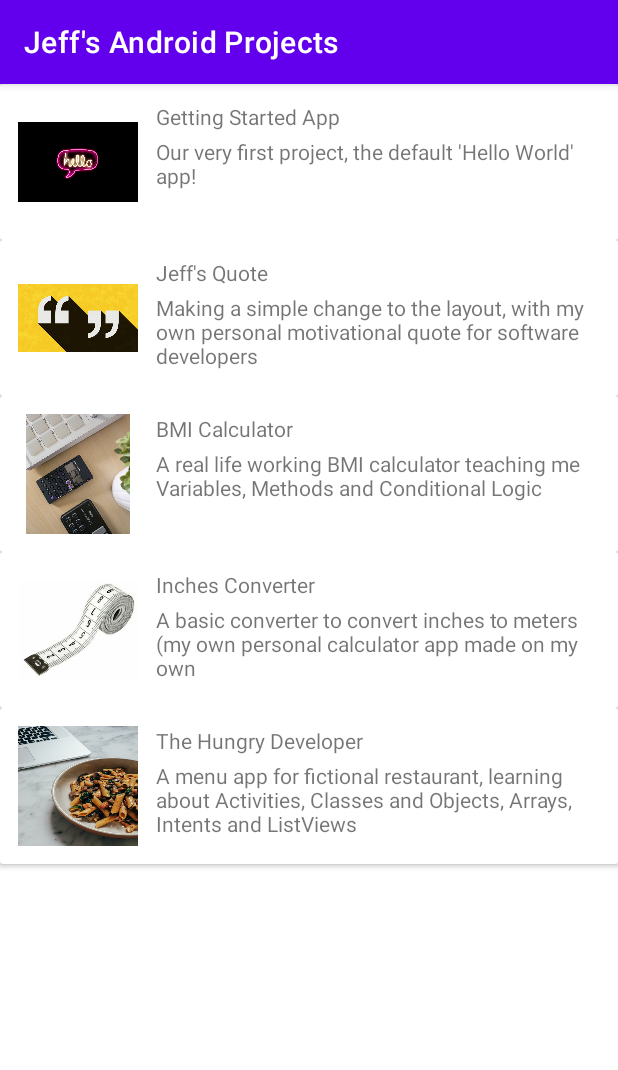
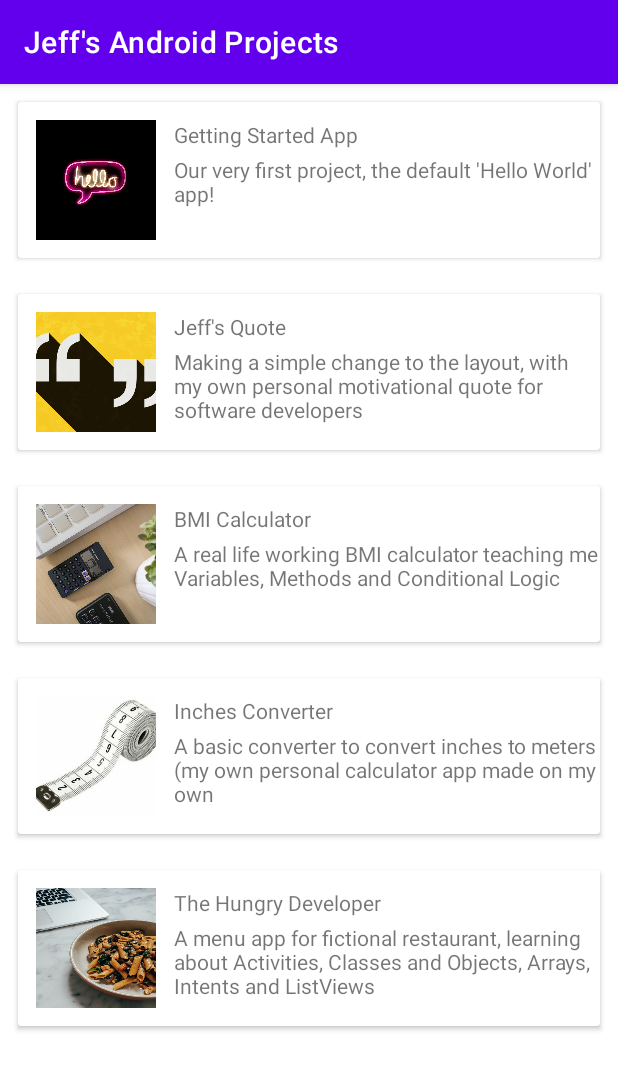
Before and after one commit to JeffryHermanto/JeffsAndroidProjects, an Android app: the screen it shows after launch (MainActivity), on a phone screen of 412 x 824 dp. Shown: the top 1070 px of the screen. Run offline under Robolectric (Android 15) with nearby library versions, the phone set to English and light mode, and no system bars.

Commit message:
Finishing Touches: Item margin and Image 'scaleType'

```diff
--- a/app/src/main/res/layout/item_project.xml
+++ b/app/src/main/res/layout/item_project.xml
@@ -1,7 +1,8 @@
 <?xml version="1.0" encoding="utf-8"?>
 <androidx.cardview.widget.CardView xmlns:android="http://schemas.android.com/apk/res/android"
     android:layout_width="match_parent"
-    android:layout_height="wrap_content">
+    android:layout_height="wrap_content"
+    android:layout_margin="12dp">
 
     <RelativeLayout
         android:layout_width="match_parent"
@@ -12,6 +13,7 @@
             android:layout_width="80dp"
             android:layout_height="80dp"
             android:layout_margin="12dp"
+            android:scaleType="centerCrop"
             android:src="@drawable/ic_launcher_background" />
 
         <TextView
```
